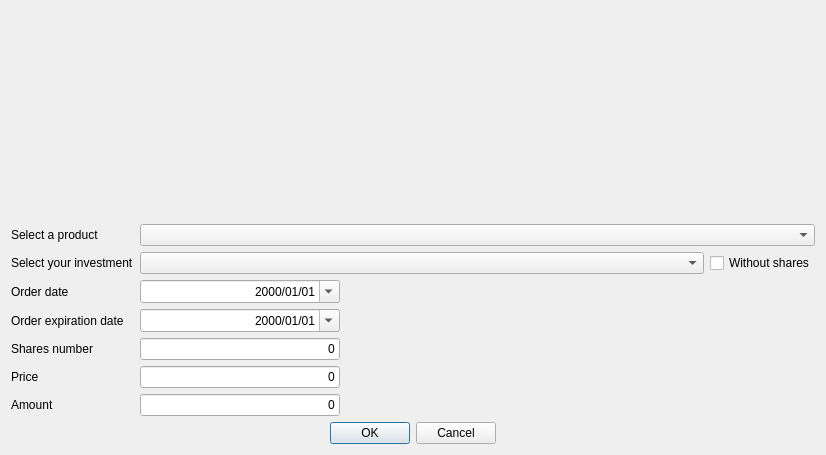
Above: xulpymoney/ui/wdgOrdersAdd.ui from turulomio/xulpymoney before the change. Below: the same form after it.
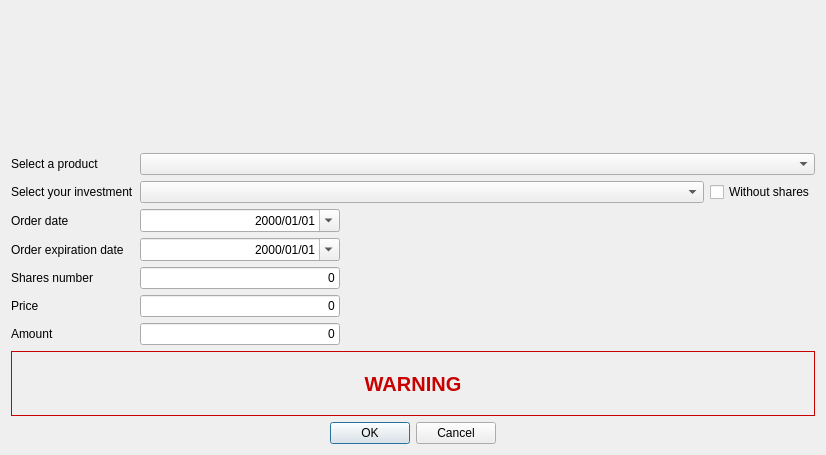
That is the form after the change. Icons and pictures are not drawn. Custom widgets are drawn as their Qt base class.

Commit message: Added warning if it's a stop loss order

The edit to the form file:
```diff
--- a/xulpymoney/ui/wdgOrdersAdd.ui
+++ b/xulpymoney/ui/wdgOrdersAdd.ui
@@ -262,6 +262,29 @@
        </item>
       </layout>
      </item>
+     <item>
+      <widget class="QLabel" name="lblWarning">
+       <property name="font">
+        <font>
+         <pointsize>15</pointsize>
+         <weight>75</weight>
+         <bold>true</bold>
+        </font>
+       </property>
+       <property name="styleSheet">
+        <string notr="true">color: rgb(200, 0, 0);</string>
+       </property>
+       <property name="frameShape">
+        <enum>QFrame::Box</enum>
+       </property>
+       <property name="text">
+        <string>WARNING</string>
+       </property>
+       <property name="alignment">
+        <set>Qt::AlignCenter</set>
+       </property>
+      </widget>
+     </item>
      <item>
       <widget class="QDialogButtonBox" name="buttonbox">
        <property name="standardButtons">
```
The commit also changes 3 other files.
